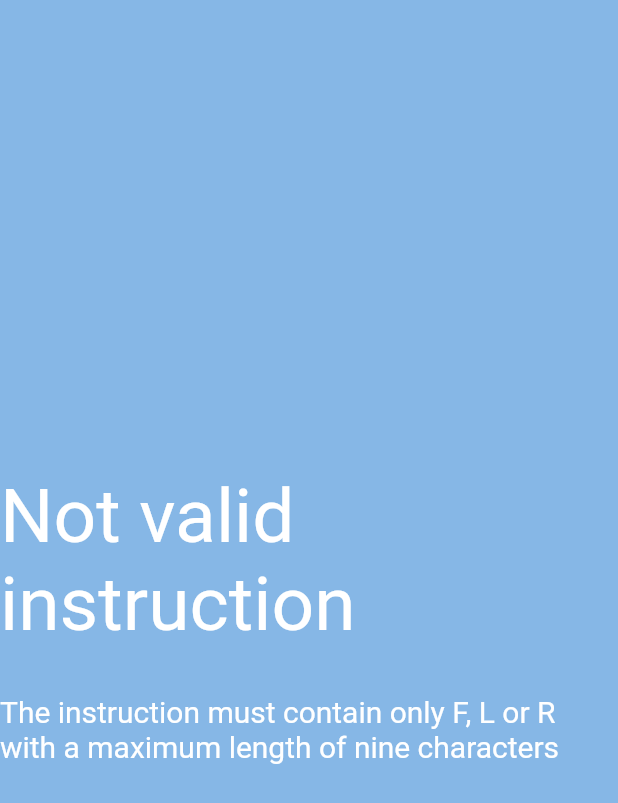
After one commit to manespcar/8belts_test, a Flutter app: the NotValidInstructionPage screen opened directly, on a phone screen of 412 x 824 dp. The commit adds this screen. Shown: the top 803 px of the screen. Run offline on Flutter 3.47's test engine with Material 2 defaults, Android fonts, the light colour scheme and no system bars; our stand-ins replace bloc, equatable, flutter_bloc, go_router; generated files the repository leaves out were written again.

Commit message:
* managing errors when the page not found and the instruction is not valid

```diff
--- a/lib/app/theme/belts_theme.dart
+++ b/lib/app/theme/belts_theme.dart
@@ -40,6 +40,11 @@ class BeltsTheme {
           fontFamily: 'Roboto',
           fontSize: 30,
         ),
+        headline4: TextStyle(
+          color: Colors.white,
+          fontFamily: 'Roboto',
+          fontSize: 50,
+        ),
         subtitle1: TextStyle(
           color: Colors.white,
           fontFamily: 'Roboto',
--- /dev/null
+++ b/lib/error_page/not_valid_instruction_page.dart
@@ -0,0 +1,29 @@
+import 'package:belts_test/app/theme/belts_theme.dart';
+import 'package:belts_test/l10n/l10n.dart';
+import 'package:flutter/material.dart';
+
+class NotValidInstructionPage extends StatelessWidget {
+  const NotValidInstructionPage({Key? key}) : super(key: key);
+
+  @override
+  Widget build(BuildContext context) {
+    return Scaffold(
+      body: Center(
+        child: Column(
+          mainAxisAlignment: MainAxisAlignment.center,
+          children: [
+            Text(
+              context.l10n.notValidInstructionPageTitle,
+              style: BeltsTheme.themeData.textTheme.headline4,
+            ),
+            const SizedBox(height: 30),
+            Text(
+              context.l10n.notValidInstructionPageSubTitle,
+              style: BeltsTheme.themeData.textTheme.subtitle1,
+            )
+          ],
+        ),
+      ),
+    );
+  }
+}
--- /dev/null
+++ b/lib/helpers/utils.dart
@@ -0,0 +1,6 @@
+class Utils {
+  static bool isInstructionIsValid(final String instruction) {
+    final validCharacters = RegExp(r'^[lLrRfF]+$');
+    return validCharacters.hasMatch(instruction);
+  }
+}
--- a/lib/home/bloc/home_bloc.dart
+++ b/lib/home/bloc/home_bloc.dart
@@ -1,3 +1,4 @@
+import 'package:belts_test/helpers/utils.dart';
 import 'package:bloc/bloc.dart';
 import 'package:equatable/equatable.dart';
 
@@ -51,8 +52,7 @@ class HomeBloc extends Bloc<HomeEvent, HomeState> {
     SendInstructions event,
     Emitter<HomeState> emit,
   ) {
-    final validCharacters = RegExp(r'^[lLrRfF]+$');
-    if (validCharacters.hasMatch(state.instruction)) {
+    if (Utils.isInstructionIsValid(state.instruction)) {
       emit(state.copyWith(status: HomeStateEnum.success));
     } else {
       emit(state.copyWith(status: HomeStateEnum.failure));
--- a/lib/l10n/arb/app_en.arb
+++ b/lib/l10n/arb/app_en.arb
@@ -13,10 +13,15 @@
   "homePageStep5Text": "Instructions",
   "homePageStep5TextButton": "Send",
   "homePageInstructionError": "The instruction is not valid",
+
   "marsFloorPageScanningFloor": "Scanning the floor...",
   "marsFloorPageStartButton": "Start",
   "marsFloorPageBackButton": "Back",
   "marsFloorPageAbortedText": "Mission aborted, the rover found an obstacle in the position {0}",
   "marsFloorPageSuccessText": "Mission completed, the rover has completed his route",
-  "marsFloorPageOutOfLimitsText": "Out of limits! The rover cannot continue"
+  "marsFloorPageOutOfLimitsText": "Out of limits! The rover cannot continue",
+
+  "notFoundPageTitle": "Not found",
+  "notValidInstructionPageTitle": "Not valid instruction",
+  "notValidInstructionPageSubTitle": "The instruction must contain only F, L or R with a maximum length of nine characters"
 }
--- a/lib/routes/routes.dart
+++ b/lib/routes/routes.dart
@@ -1,3 +1,6 @@
+import 'package:belts_test/error_page/not_found_page.dart';
+import 'package:belts_test/error_page/not_valid_instruction_page.dart';
+import 'package:belts_test/helpers/utils.dart';
 import 'package:belts_test/home/home_page.dart';
 import 'package:belts_test/mars_floor/mars_floor_page.dart';
 import 'package:go_router/go_router.dart';
@@ -12,11 +15,19 @@ class Routes {
         ),
         GoRoute(
           path: '/mars_floor/:instruction',
-          builder: (context, state) => MarsFloorPage(
-            instruction: state.params['instruction']!,
-          ),
+          builder: (context, state) {
+            if (state.params['instruction'] == null ||
+                !Utils.isInstructionIsValid(state.params['instruction']!) ||
+                state.params['instruction']!.length > 9) {
+              return const NotValidInstructionPage();
+            }
+            return MarsFloorPage(
+              instruction: state.params['instruction']!,
+            );
+          },
         ),
       ],
+      errorBuilder: (context, state) => const NotFoundPage(),
     );
   }
 }
```
Also changed, not shown: lib/error_page/not_found_page.dart (added, +29 -0 lines), lib/l10n/arb/app_es.arb (+6 -1 lines), 4 other files.
